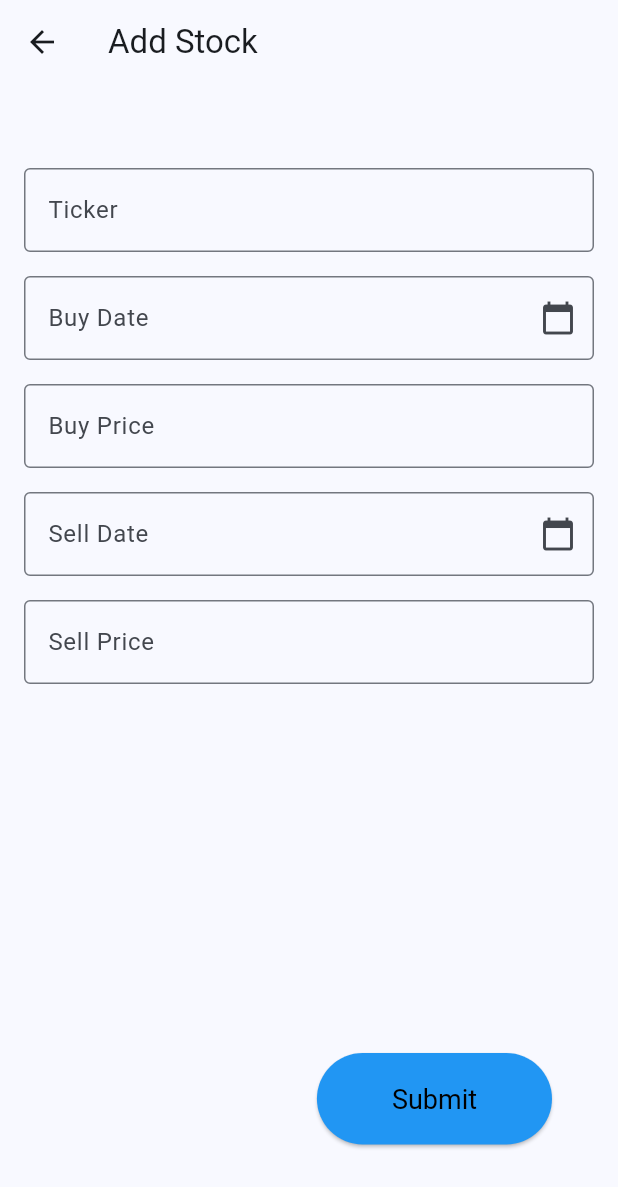
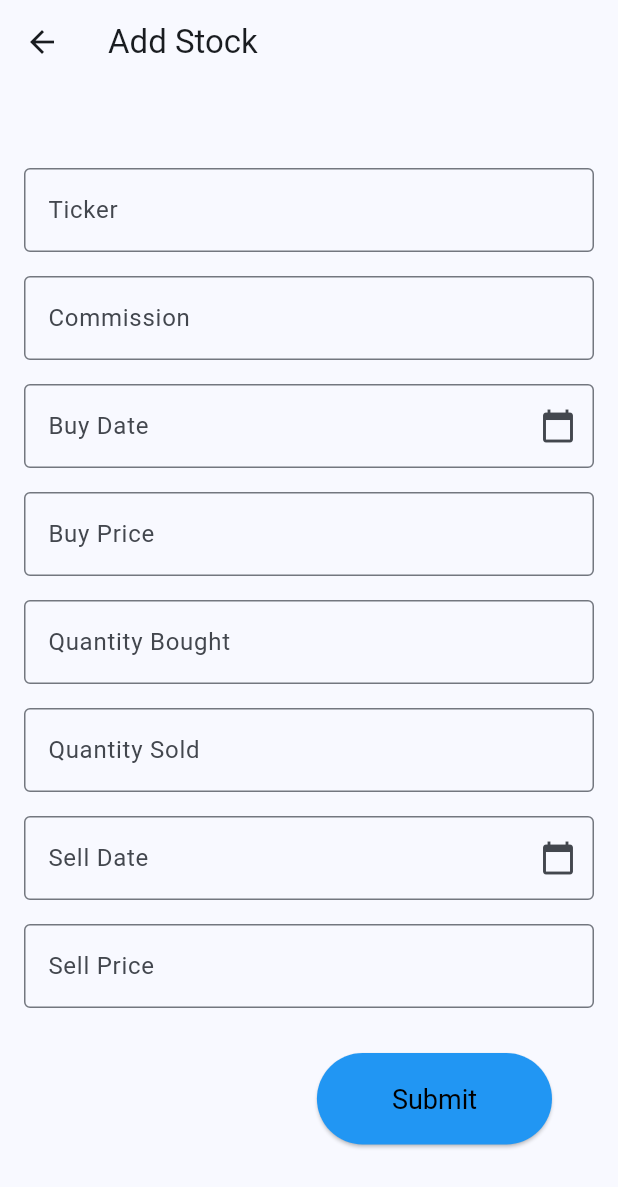
Before and after one commit to bassam3798/invest_tracker, a Flutter app: the PageOne screen opened directly, on a phone screen of 412 x 824 dp. Shown: the top 1187 px of the screen. Run offline on Flutter 3.47's test engine with Material 3 defaults, Android fonts, the phone set to English and light mode, and no system bars.

Commit message:
Add form validation and new fields: - Enforce ticker to be 3–4 uppercase letters - Commission, Buy Price, Sell Price as double - Quantity Bought/Sold as integer - Added validation for all fields

```diff
--- a/lib/pages/input_page.dart
+++ b/lib/pages/input_page.dart
@@ -20,7 +20,10 @@ class PageOne extends StatefulWidget {
 class _PageOneState extends State<PageOne> {
   final _formKey = GlobalKey<FormState>();
   final TextEditingController _tickerController = TextEditingController();
+  final TextEditingController _commissionController = TextEditingController();
   final TextEditingController _buyPriceController = TextEditingController();
+  final TextEditingController _quantityBoughtController = TextEditingController();
+  final TextEditingController _quantitySoldController = TextEditingController();
   final TextEditingController _sellPriceController = TextEditingController();
   DateTime? _buyDate;
   DateTime? _sellDate;
@@ -28,7 +31,10 @@ class _PageOneState extends State<PageOne> {
   @override
   void dispose() {
     _tickerController.dispose();
+    _commissionController.dispose();
     _buyPriceController.dispose();
+    _quantityBoughtController.dispose();
+    _quantitySoldController.dispose();
     _sellPriceController.dispose();
     super.dispose();
   }
@@ -98,6 +104,27 @@ class _PageOneState extends State<PageOne> {
                       if (value.length < 3 || value.length > 4) {
                         return 'Ticker must be 3 or 4 characters';
                       }
+                      if (!RegExp(r'^[A-Z]{3,4}$').hasMatch(value)) {
+                        return 'Ticker must be 3 or 4 capital letters only';
+                      }
+                      return null;
+                    },
+                  ),
+                  const SizedBox(height: 16),
+                  TextFormField(
+                    controller: _commissionController,
+                    decoration: const InputDecoration(
+                      labelText: 'Commission',
+                      border: OutlineInputBorder(),
+                    ),
+                    keyboardType: TextInputType.number,
+                    validator: (value) {
+                      if (value == null || value.isEmpty) {
+                        return 'Commission is required (0 if none)';
+                      }
+                      if (double.tryParse(value) == null) {
+                        return 'Enter a valid number';
+                      }
                       return null;
                     },
                   ),
@@ -128,7 +155,7 @@ class _PageOneState extends State<PageOne> {
                     ),
                   ),
                   const SizedBox(height: 16),
-                  // Buy Price field: mandatory integer field.
+                  // Buy Price field: mandatory double field.
                   TextFormField(
                     controller: _buyPriceController,
                     decoration: const InputDecoration(
@@ -140,8 +167,44 @@ class _PageOneState extends State<PageOne> {
                       if (value == null || value.isEmpty) {
                         return 'Buy price is required';
                       }
+                      if (double.tryParse(value) == null) {
+                        return 'Enter a valid number';
+                      }
+                      return null;
+                    },
+                  ),
+                  const SizedBox(height: 16),
+                  TextFormField(
+                    controller: _quantityBoughtController,
+                    decoration: const InputDecoration(
+                      labelText: 'Quantity Bought',
+                      border: OutlineInputBorder(),
+                    ),
+                    keyboardType: TextInputType.number,
+                    validator: (value) {
+                      if (value == null || value.isEmpty) {
+                        return 'Quantity bought is required';
+                      }
                       if (int.tryParse(value) == null) {
-                        return 'Enter a valid number';
+                        return 'Enter a valid integer';
+                      }
+                      return null;
+                    },
+                  ),
+                  const SizedBox(height: 16),
+                  TextFormField(
+                    controller: _quantitySoldController,
+                    decoration: const InputDecoration(
+                      labelText: 'Quantity Sold',
+                      border: OutlineInputBorder(),
+                    ),
+                    keyboardType: TextInputType.number,
+                    validator: (value) {
+                      if (value == null || value.isEmpty) {
+                        return null; // optional
+                      }
+                      if (int.tryParse(value) == null) {
+                        return 'Enter a valid integer';
                       }
                       return null;
                     },
@@ -167,7 +230,7 @@ class _PageOneState extends State<PageOne> {
                     ),
                   ),
                   const SizedBox(height: 16),
-                  // Sell Price field: optional integer field.
+                  // Sell Price field: optional double field.
                   TextFormField(
                     controller: _sellPriceController,
                     decoration: const InputDecoration(
@@ -179,7 +242,7 @@ class _PageOneState extends State<PageOne> {
                       if (value == null || value.isEmpty) {
                         return null; // optional field
                       }
-                      if (int.tryParse(value) == null) {
+                      if (double.tryParse(value) == null) {
                         return 'Enter a valid number';
                       }
                       return null;
```
